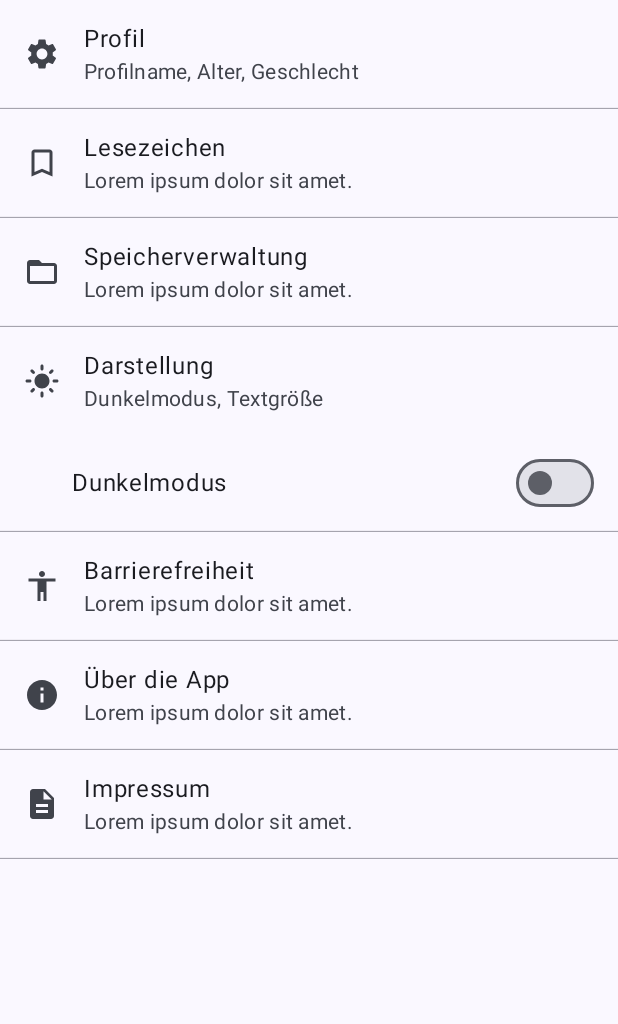
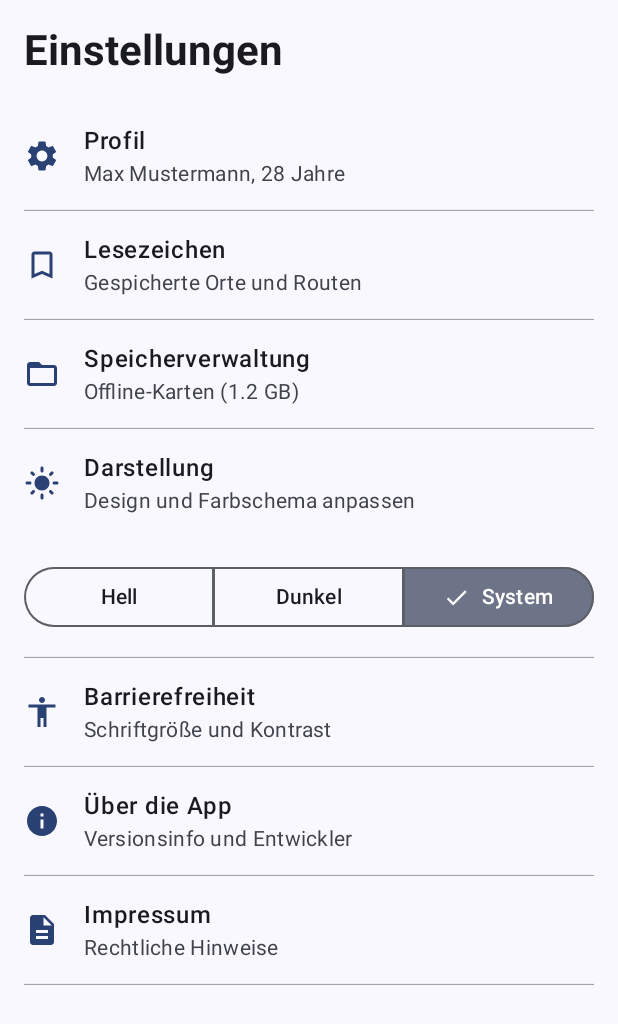
Before and after one commit to L-28/hci-2026s, an Android app built with Jetpack Compose: the composable SettingsScreen shown on its own in the app's theme, after a tap on "Darstellung", on a phone screen of 412 x 824 dp. Shown: the top 1024 px of the screen. Run offline under Robolectric (Android 15) with nearby library versions, the light colour scheme and no system bars; 6 statements that could not run were skipped.

Commit message:
Added bullshit to settings menu

```diff
--- a/MapApp/app/src/main/java/at/l28/hci/mapapp/ui/screens/SettingsScreen.kt
+++ b/MapApp/app/src/main/java/at/l28/hci/mapapp/ui/screens/SettingsScreen.kt
@@ -1,5 +1,6 @@
 package at.l28.hci.mapapp.ui.screens
 
+import androidx.compose.animation.AnimatedVisibility
 import androidx.compose.foundation.clickable
 import androidx.compose.foundation.layout.*
 import androidx.compose.foundation.lazy.LazyColumn
@@ -14,59 +15,135 @@ import androidx.compose.material.icons.filled.LightMode
 import androidx.compose.material.icons.filled.Settings
 import androidx.compose.material3.*
 import androidx.compose.runtime.*
+import androidx.compose.ui.Alignment
 import androidx.compose.ui.Modifier
 import androidx.compose.ui.graphics.vector.ImageVector
+import androidx.compose.ui.text.font.FontWeight
 import androidx.compose.ui.unit.dp
 import androidx.compose.ui.tooling.preview.Preview
 import androidx.lifecycle.viewmodel.compose.viewModel
+import at.l28.hci.mapapp.viewmodels.ThemeMode
 import at.l28.hci.mapapp.viewmodels.ThemeViewModel
 
+@OptIn(ExperimentalMaterial3Api::class)
 @Composable
 fun SettingsScreen(themeViewModel: ThemeViewModel = viewModel()) {
-    var isDarstellungExpanded by remember { mutableStateOf(false) }
+    var expandedItem by remember { mutableStateOf<String?>(null) }
 
     val settingsItems = listOf(
-        SettingItem("Profil", "Profilname, Alter, Geschlecht", Icons.Default.Settings),
-        SettingItem("Lesezeichen", "Lorem ipsum dolor sit amet.", Icons.Default.BookmarkBorder),
-        SettingItem("Speicherverwaltung", "Lorem ipsum dolor sit amet.", Icons.Default.FolderOpen),
-        SettingItem("Darstellung", "Dunkelmodus, Textgröße", Icons.Default.LightMode, isExpandable = true),
-        SettingItem("Barrierefreiheit", "Lorem ipsum dolor sit amet.", Icons.Default.Accessibility),
-        SettingItem("Über die App", "Lorem ipsum dolor sit amet.", Icons.Default.Info),
-        SettingItem("Impressum", "Lorem ipsum dolor sit amet.", Icons.Default.Description)
+        SettingItem("Profil", "Max Mustermann, 28 Jahre", Icons.Default.Settings),
+        SettingItem("Lesezeichen", "Gespicherte Orte und Routen", Icons.Default.BookmarkBorder),
+        SettingItem("Speicherverwaltung", "Offline-Karten (1.2 GB)", Icons.Default.FolderOpen),
+        SettingItem("Darstellung", "Design und Farbschema anpassen", Icons.Default.LightMode, isExpandable = true),
+        SettingItem("Barrierefreiheit", "Schriftgröße und Kontrast", Icons.Default.Accessibility),
+        SettingItem("Über die App", "Versionsinfo und Entwickler", Icons.Default.Info, isExpandable = true),
+        SettingItem("Impressum", "Rechtliche Hinweise", Icons.Default.Description)
     )
 
     LazyColumn(
-        modifier = Modifier.fillMaxSize()
+        modifier = Modifier
+            .fillMaxSize()
+            .statusBarsPadding(),
+        contentPadding = PaddingValues(bottom = 16.dp)
     ) {
+        item {
+            Text(
+                text = "Einstellungen",
+                style = MaterialTheme.typography.headlineMedium,
+                fontWeight = FontWeight.Bold,
+                modifier = Modifier.padding(16.dp)
+            )
+        }
+
         items(settingsItems) { item ->
-            val isExpanded = item.title == "Darstellung" && isDarstellungExpanded
+            val isExpanded = expandedItem == item.title
 
             Column {
                 ListItem(
-                    headlineContent = { Text(item.title) },
+                    headlineContent = { Text(item.title, fontWeight = FontWeight.SemiBold) },
                     supportingContent = { Text(item.description) },
-                    leadingContent = { Icon(item.icon, contentDescription = null) },
+                    leadingContent = { Icon(item.icon, contentDescription = null, tint = MaterialTheme.colorScheme.primary) },
                     modifier = Modifier.clickable {
-                        if (item.isExpandable) {
-                            isDarstellungExpanded = !isDarstellungExpanded
-                        }
+                        expandedItem = if (isExpanded) null else item.title
                     }
                 )
 
-                if (isExpanded) {
-                    ListItem(
-                        headlineContent = { Text("Dunkelmodus") },
-                        trailingContent = {
-                            Switch(
-                                checked = themeViewModel.isDarkMode,
-                                onCheckedChange = { themeViewModel.toggleDarkMode() }
-                            )
-                        },
-                        modifier = Modifier.padding(start = 32.dp)
-                    )
+                AnimatedVisibility(visible = isExpanded) {
+                    when (item.title) {
+                        "Darstellung" -> ThemeSelection(themeViewModel)
+                        "Über die App" -> AboutSection()
+                    }
                 }
             }
-            HorizontalDivider(thickness = 0.5.dp, color = MaterialTheme.colorScheme.outlineVariant)
+            HorizontalDivider(
+                modifier = Modifier.padding(horizontal = 16.dp),
+                thickness = 0.5.dp,
+                color = MaterialTheme.colorScheme.outlineVariant
+            )
+        }
+    }
+}
+
+@OptIn(ExperimentalMaterial3Api::class)
+@Composable
+fun ThemeSelection(themeViewModel: ThemeViewModel) {
+    Column(
+        modifier = Modifier
+            .fillMaxWidth()
+            .padding(16.dp),
+        horizontalAlignment = Alignment.CenterHorizontally
+    ) {
+        val options = listOf("Hell", "Dunkel", "System")
+        SingleChoiceSegmentedButtonRow(
+            modifier = Modifier.fillMaxWidth()
+        ) {
+            options.forEachIndexed { index, label ->
+                val mode = when (index) {
+                    0 -> ThemeMode.LIGHT
+                    1 -> ThemeMode.DARK
+                    else -> ThemeMode.SYSTEM
+                }
+                SegmentedButton(
+                    shape = SegmentedButtonDefaults.itemShape(index = index, count = options.size),
+                    onClick = { themeViewModel.setTheme(mode) },
+                    selected = themeViewModel.themeMode == mode
+                ) {
+                    Text(label)
+                }
+            }
+        }
+    }
+}
+
+@Composable
+fun AboutSection() {
+    Column(
+        modifier = Modifier
+            .fillMaxWidth()
+            .padding(16.dp)
+    ) {
+        Text(
+            text = "MapApp v2.4.1 (Stable)",
+            style = MaterialTheme.typography.bodyLarge,
+            fontWeight = FontWeight.Bold
+        )
+        Spacer(modifier = Modifier.height(8.dp))
+        Text(
+            text = "Entwickelt von L28-HCI Systems in Wien. Unser Ziel ist es, die Navigation im urbanen Raum so intuitiv wie möglich zu gestalten.",
+            style = MaterialTheme.typography.bodyMedium
+        )
+        Spacer(modifier = Modifier.height(16.dp))
+        Text(
+            text = "© 2026 L28-HCI Systems. Alle Rechte vorbehalten.",
+            style = MaterialTheme.typography.labelSmall,
+            color = MaterialTheme.colorScheme.onSurfaceVariant
+        )
+        Spacer(modifier = Modifier.height(8.dp))
+        Button(
+            onClick = { /* Check for updates */ },
+            modifier = Modifier.align(Alignment.End)
+        ) {
+            Text("Nach Updates suchen")
         }
     }
 }
```
Also changed, not shown: MapApp/app/src/main/java/at/l28/hci/mapapp/MainActivity.kt (+8 -1 lines), MapApp/app/src/main/java/at/l28/hci/mapapp/viewmodels/ThemeViewModel.kt (+14 -2 lines).
